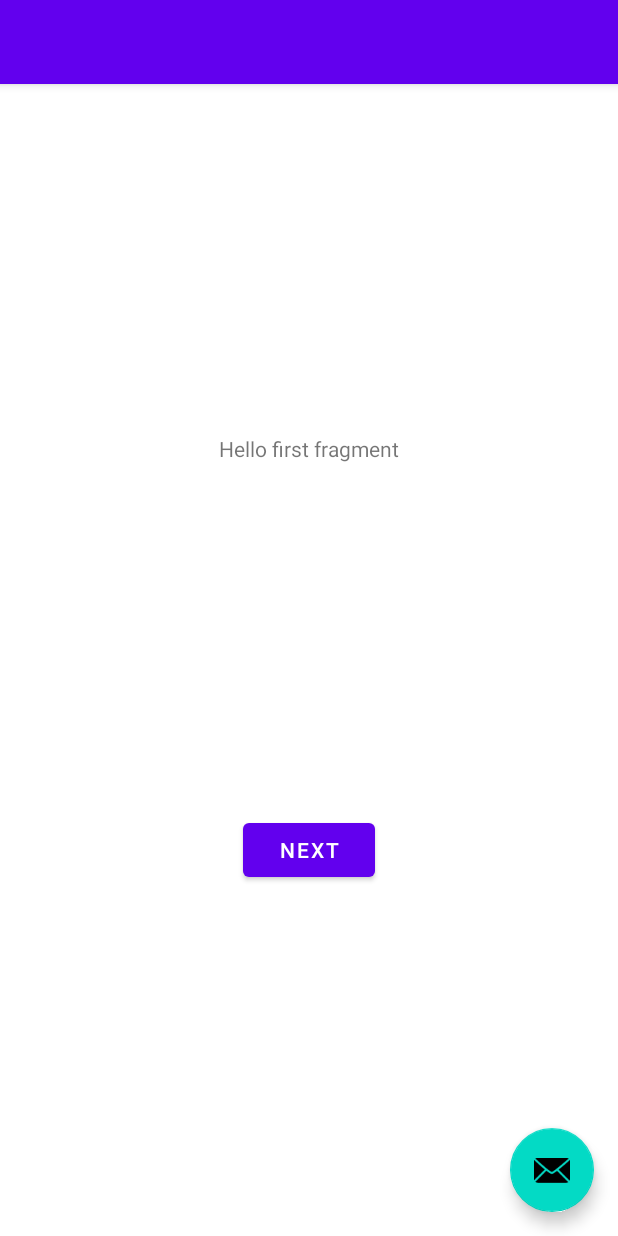
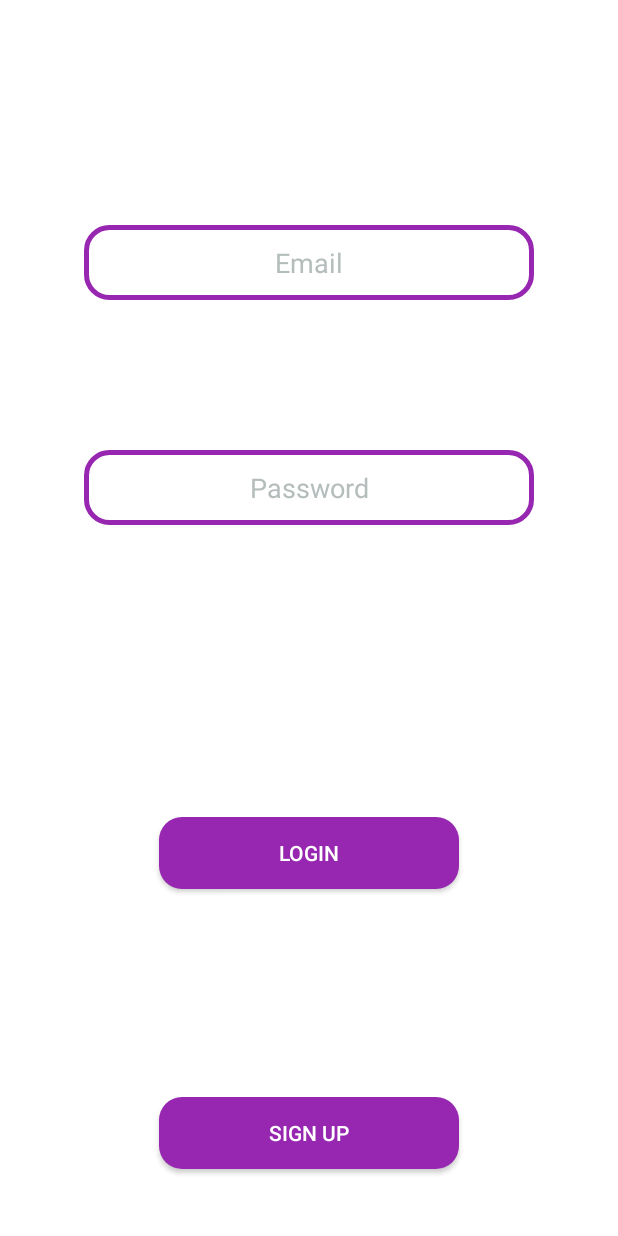
Before and after one commit to re0078/Actex, an Android app: the screen it shows after launch (MainActivity), on a phone screen of 412 x 824 dp. Run offline under Robolectric (Android 15) with nearby library versions, the phone set to English and light mode, and no system bars; our stand-ins replace navigation-ui.

Commit message:
Add login layout

```diff
--- a/app/build.gradle
+++ b/app/build.gradle
@@ -8,7 +8,7 @@ android {
 
     defaultConfig {
         applicationId "com.mobiledevelopment.actex"
-        minSdkVersion 16
+        minSdkVersion 28
         targetSdkVersion 30
         versionCode 1
         versionName "1.0"
--- a/app/src/main/java/com/mobiledevelopment/actex/MainActivity.java
+++ b/app/src/main/java/com/mobiledevelopment/actex/MainActivity.java
@@ -29,7 +29,7 @@ public class MainActivity extends AppCompatActivity {
     protected void onCreate(Bundle savedInstanceState) {
         super.onCreate(savedInstanceState);
         res = getResources();
-        setContentView(R.layout.activity_main);
+        setContentView(R.layout.activity_login);
 
     }
 }
--- /dev/null
+++ b/app/src/main/res/drawable/login_button.xml
@@ -0,0 +1,9 @@
+<?xml version="1.0" encoding="utf-8"?>
+<selector xmlns:android="http://schemas.android.com/apk/res/android">
+    <item>
+        <shape android:shape="rectangle">
+            <solid android:color="#9727B0" />
+            <corners android:radius="15dp" />
+        </shape>
+    </item>
+</selector>
--- /dev/null
+++ b/app/src/main/res/drawable/login_input.xml
@@ -0,0 +1,9 @@
+<?xml version="1.0" encoding="utf-8"?>
+<selector xmlns:android="http://schemas.android.com/apk/res/android">
+    <item>
+        <shape android:shape="rectangle">
+            <corners android:radius="15dp" />
+            <stroke android:color="#9727B0" android:width="3dp"/>
+        </shape>
+    </item>
+</selector>
--- a/app/src/main/res/layout/activity_login.xml
+++ b/app/src/main/res/layout/activity_login.xml
@@ -1,63 +1,99 @@
 <?xml version="1.0" encoding="utf-8"?>
-<androidx.constraintlayout.widget.ConstraintLayout xmlns:android="http://schemas.android.com/apk/res/android"
+<LinearLayout xmlns:android="http://schemas.android.com/apk/res/android"
     xmlns:app="http://schemas.android.com/apk/res-auto"
-    xmlns:tools="http://schemas.android.com/tools"
     android:layout_width="match_parent"
     android:layout_height="match_parent"
-    tools:context=".view.LoginActivity">
-    <include
-        layout="@layout/toolbar"
+    android:orientation="vertical">
+
+    <androidx.constraintlayout.widget.ConstraintLayout
+        android:id="@+id/login_main"
         android:layout_width="match_parent"
-        android:layout_height="wrap_content" />
-    <EditText
-        android:id="@+id/login_username"
-        android:layout_width="wrap_content"
-        android:layout_height="wrap_content"
-        android:layout_marginTop="164dp"
-        android:autofillHints="@string/username"
-        android:ems="10"
-        android:inputType="textPersonName"
-        android:text="sreyhani"
-        app:layout_constraintEnd_toEndOf="parent"
-        app:layout_constraintHorizontal_bias="0.497"
-        app:layout_constraintStart_toStartOf="parent"
-        app:layout_constraintTop_toTopOf="parent"
-        tools:ignore="LabelFor,TextFields" />
+        android:layout_height="500dp">
 
-    <EditText
-        android:id="@+id/login_password"
-        android:layout_width="wrap_content"
-        android:layout_height="wrap_content"
-        android:layout_marginTop="20dp"
-        android:autofillHints="@string/password"
-        android:ems="10"
-        android:inputType="textPassword"
-        android:labelFor="@+id/login_password"
-        android:text="bVdJV8@jA@upcCQ"
-        app:layout_constraintEnd_toEndOf="parent"
-        app:layout_constraintHorizontal_bias="0.497"
-        app:layout_constraintStart_toStartOf="parent"
-        app:layout_constraintTop_toBottomOf="@+id/login_username"
-        tools:ignore="LabelFor" />
+        <EditText
+            android:id="@+id/login_email_input"
+            android:layout_width="300dp"
+            android:layout_height="wrap_content"
+            android:autofillHints="emailAddress"
+            android:background="@drawable/login_input"
+            android:hint="@string/email"
+            android:inputType="textEmailAddress"
+            android:minHeight="50dp"
+            android:shadowDx="1.0"
+            android:shadowDy="1.0"
+            android:textAlignment="center"
+            android:textColorHighlight="#3F5CB5"
+            android:textColorHint="#B394A1A0"
+            android:textColorLink="#9727B0"
+            app:layout_constraintBottom_toBottomOf="@id/login_password_input"
+            app:layout_constraintEnd_toEndOf="parent"
+            app:layout_constraintStart_toStartOf="parent"
+            app:layout_constraintTop_toTopOf="parent" />
 
-    <Button
-        android:id="@+id/login_button"
-        android:layout_width="110dp"
-        android:layout_height="40dp"
-        android:layout_marginTop="44dp"
-        android:text="@string/login"
-        app:layout_constraintEnd_toEndOf="parent"
-        app:layout_constraintHorizontal_bias="0.498"
-        app:layout_constraintStart_toStartOf="parent"
-        app:layout_constraintTop_toBottomOf="@+id/login_password" />
+        <EditText
+            android:id="@+id/login_password_input"
+            android:layout_width="300dp"
+            android:layout_height="wrap_content"
+            android:autofillHints="password"
+            android:hint="@string/password"
+            android:background="@drawable/login_input"
+            android:inputType="textPassword"
+            android:minHeight="50dp"
+            android:textAlignment="center"
+            android:textColorHighlight="#3F5CB5"
+            android:textColorHint="#B394A1A0"
+            android:textColorLink="#9727B0"
+            android:shadowDx="1.0"
+            android:shadowDy="1.0"
+            app:layout_constraintBottom_toBottomOf="parent"
+            app:layout_constraintEnd_toEndOf="parent"
+            app:layout_constraintStart_toStartOf="parent"
+            app:layout_constraintTop_toTopOf="@id/login_email_input" />
+    </androidx.constraintlayout.widget.ConstraintLayout>
 
-    <Button
-        android:layout_width="110dp"
-        android:layout_height="40dp"
-        android:id="@+id/signup_btn"
-        android:text="@string/sign_up"
-        android:layout_marginTop="20dp"
-        app:layout_constraintEnd_toEndOf="parent"
-        app:layout_constraintStart_toStartOf="parent"
-        app:layout_constraintTop_toBottomOf="@+id/login_button" />
-</androidx.constraintlayout.widget.ConstraintLayout>
+    <androidx.constraintlayout.widget.ConstraintLayout
+        android:id="@+id/login_options"
+        android:layout_width="match_parent"
+        android:layout_height="fill_parent">
+
+        <android.widget.Button
+            android:id="@+id/login_button"
+            android:layout_width="200dp"
+            android:layout_height="wrap_content"
+            android:text="@string/login"
+            android:textColor="@color/white"
+            android:background="@drawable/login_button"
+            app:layout_constraintTop_toTopOf="parent"
+            app:layout_constraintStart_toStartOf="parent"
+            app:layout_constraintEnd_toEndOf="parent"
+            app:layout_constraintBottom_toTopOf="@id/no_account"
+            />
+
+        <TextView
+            android:id="@+id/no_account"
+            android:layout_width="200dp"
+            android:layout_height="50dp"
+            android:text="@string/no_account_msg"
+            android:textColor="@color/white"
+            android:textSize="15sp"
+            app:layout_constraintTop_toBottomOf="@id/login_button"
+            app:layout_constraintStart_toStartOf="parent"
+            app:layout_constraintEnd_toEndOf="parent"
+            app:layout_constraintBottom_toTopOf="@id/sign_up_button"
+            android:gravity="center"
+            />
+
+        <android.widget.Button
+            android:id="@+id/sign_up_button"
+            android:layout_width="200dp"
+            android:layout_height="wrap_content"
+            android:background="@drawable/login_button"
+            android:text="@string/sign_up"
+            android:textColor="@color/white"
+            app:layout_constraintBottom_toBottomOf="parent"
+            app:layout_constraintEnd_toEndOf="parent"
+            app:layout_constraintStart_toStartOf="parent"
+            app:layout_constraintTop_toBottomOf="@id/no_account" />
+
+    </androidx.constraintlayout.widget.ConstraintLayout>
+</LinearLayout>
--- a/app/src/main/res/values/strings.xml
+++ b/app/src/main/res/values/strings.xml
@@ -10,4 +10,9 @@
     <string name="hello_first_fragment">Hello first fragment</string>
     <string name="hello_second_fragment">Hello second fragment. Arg: %1$s</string>
     <string name="api_key">ef9122e6c53e6efc123cb9f1fdf478b8</string>
+    <string name="email">Email</string>
+    <string name="password">Password</string>
+    <string name="login">Login</string>
+    <string name="no_account_msg">Don\'t have an account? Sign up now!</string>
+    <string name="sign_up">Sign Up</string>
 </resources>
```
